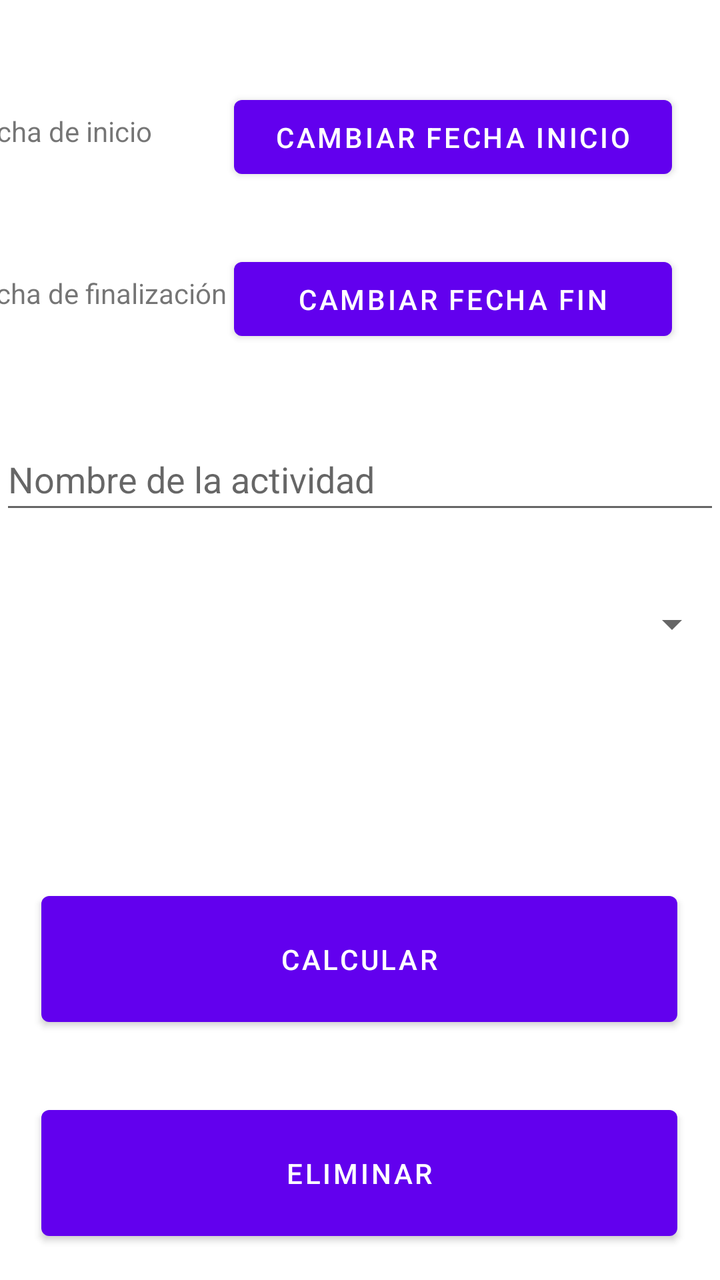
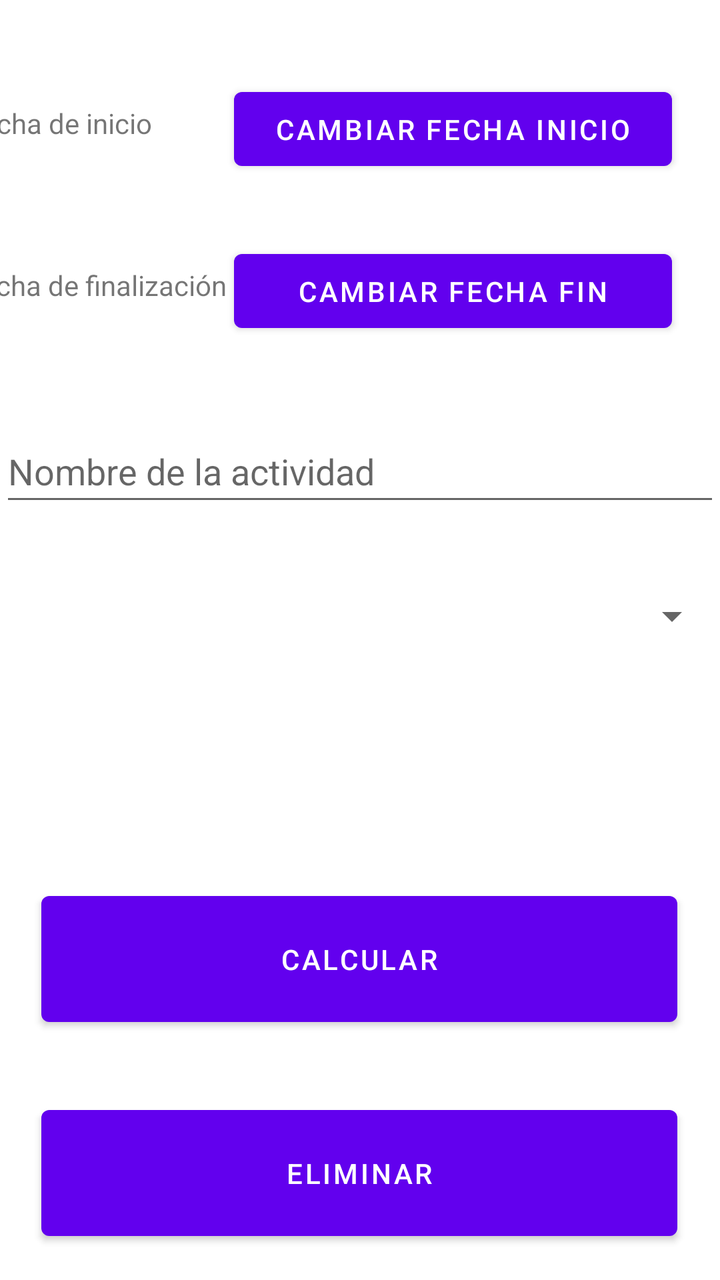

Two renders of the same Android screen: before a commit and after it. Below are the layout's source before the change and the commit's diff.
<!-- AndroidManifest.xml: application theme Theme.NiUnDiaGratis -->
<!-- res/layout/fragment_mod_actividad_seleccionada.xml -->
<?xml version="1.0" encoding="utf-8"?>
<androidx.constraintlayout.widget.ConstraintLayout xmlns:android="http://schemas.android.com/apk/res/android"
    xmlns:app="http://schemas.android.com/apk/res-auto"
    xmlns:tools="http://schemas.android.com/tools"
    android:layout_width="match_parent"
    android:layout_height="match_parent"
    tools:context=".ModActividadSeleccionadaFragment">



    <Spinner
        android:id="@+id/spinnerTipo08"
        android:layout_width="360dp"
        android:layout_height="52dp"
        android:layout_marginBottom="24dp"
        android:prompt="@string/spinner_tipo_dia"
        app:layout_constraintBottom_toTopOf="@+id/spinnerMo08"
        app:layout_constraintEnd_toEndOf="parent"
        app:layout_constraintHorizontal_bias="0.529"
        app:layout_constraintStart_toStartOf="parent" />

    <Button
        android:id="@+id/btnMod08"
        android:layout_width="318dp"
        android:layout_height="75dp"
        android:layout_marginBottom="32dp"
        android:text="@string/btn_calcular"
        app:layout_constraintBottom_toTopOf="@+id/btnDel08"
        app:layout_constraintEnd_toEndOf="parent"
        app:layout_constraintHorizontal_bias="0.494"
        app:layout_constraintStart_toStartOf="parent" />

    <Button
        android:id="@+id/btnDel08"
        android:layout_width="318dp"
        android:layout_height="75dp"
        android:layout_marginBottom="16dp"
        android:text="@string/btn_delete"
        app:layout_constraintBottom_toBottomOf="parent"
        app:layout_constraintEnd_toEndOf="parent"
        app:layout_constraintHorizontal_bias="0.494"
        app:layout_constraintStart_toStartOf="parent" />

    <EditText
        android:id="@+id/editTextNombre08"
        android:layout_width="360dp"
        android:layout_height="48dp"
        android:layout_marginBottom="24dp"
        android:hint="Nombre de la actividad"
        android:minHeight="48dp"
        app:layout_constraintBottom_toTopOf="@+id/spinnerTipo08"
        app:layout_constraintEnd_toEndOf="parent"
        app:layout_constraintHorizontal_bias="0.529"
        app:layout_constraintStart_toStartOf="parent" />

    <Button
        android:id="@+id/btnFechaIni08"
        android:layout_width="219dp"
        android:layout_height="49dp"
        android:layout_marginEnd="24dp"
        android:layout_marginBottom="32dp"
        android:text="Cambiar fecha inicio"
        app:layout_constraintBottom_toTopOf="@+id/btnFechaFin08"
        app:layout_constraintEnd_toEndOf="parent" />

    <TextView
        android:id="@+id/textViewFechaInicioAnt08"
        android:layout_width="137dp"
        android:layout_height="25dp"
        android:layout_marginBottom="56dp"
        android:text="@string/txtvw_fecha_inicio"
        app:layout_constraintBottom_toTopOf="@+id/textViewFechaFinAnt08"
        app:layout_constraintEnd_toStartOf="@+id/btnFechaIni08"
        app:layout_constraintHorizontal_bias="0.851"
        app:layout_constraintStart_toStartOf="parent" />

    <Button
        android:id="@+id/btnFechaFin08"
        android:layout_width="219dp"
        android:layout_height="49dp"
        android:layout_marginEnd="24dp"
        android:layout_marginBottom="40dp"
        android:text="Cambiar fecha fin"
        app:layout_constraintBottom_toTopOf="@+id/editTextNombre08"
        app:layout_constraintEnd_toEndOf="parent" />

    <TextView
        android:id="@+id/textViewFechaFinAnt08"
        android:layout_width="137dp"
        android:layout_height="25dp"
        android:layout_marginBottom="52dp"
        android:text="@string/txtvw_fecha_fin"
        app:layout_constraintBottom_toTopOf="@+id/editTextNombre08"
        app:layout_constraintEnd_toStartOf="@+id/btnFechaFin08"
        app:layout_constraintHorizontal_bias="0.87"
        app:layout_constraintStart_toStartOf="parent" />

    <Spinner
        android:id="@+id/spinnerMo08"
        android:layout_width="157dp"
        android:layout_height="52dp"
        android:layout_marginBottom="28dp"
        android:visibility="invisible"
        app:layout_constraintBottom_toTopOf="@+id/btnMod08"
        app:layout_constraintEnd_toEndOf="parent"
        app:layout_constraintStart_toStartOf="parent" />

</androidx.constraintlayout.widget.ConstraintLayout>
<!-- resources referenced by this layout -->
<resources>
  <string name="btn_calcular">Calcular</string>
  <string name="btn_delete">Eliminar</string>
  <string name="spinner_tipo_dia">Seleccionar el tipo de día</string>
  <string name="txtvw_fecha_fin">Fecha de finalización</string>
  <string name="txtvw_fecha_inicio">Fecha de inicio</string>
  <style name="Theme.NiUnDiaGratis" parent="Theme.MaterialComponents.DayNight.DarkActionBar">
          
          <item name="colorPrimary">@color/purple_500</item>
          <item name="colorPrimaryVariant">@color/purple_700</item>
          <item name="colorOnPrimary">@color/white</item>
          
          <item name="colorSecondary">@color/teal_200</item>
          <item name="colorSecondaryVariant">@color/teal_700</item>
          <item name="colorOnSecondary">@color/black</item>
          
          <item name="android:statusBarColor">?attr/colorPrimaryVariant</item>
          
      </style>
  <color name="purple_500">#FF6200EE</color>
  <color name="purple_700">#FF3700B3</color>
  <color name="white">#FFFFFFFF</color>
  <color name="teal_200">#FF03DAC5</color>
  <color name="teal_700">#FF018786</color>
  <color name="black">#FF000000</color>
</resources>

<!-- the commit's change to res/layout/fragment_mod_actividad_seleccionada.xml (unified diff, before → after) -->
@@ -5,7 +5,6 @@
     android:layout_width="match_parent"
     android:layout_height="match_parent"
     tools:context=".ModActividadSeleccionadaFragment">
-
 
 
     <Spinner
@@ -99,10 +98,24 @@
         android:id="@+id/spinnerMo08"
         android:layout_width="157dp"
         android:layout_height="52dp"
-        android:layout_marginBottom="28dp"
+        android:layout_marginBottom="32dp"
         android:visibility="invisible"
         app:layout_constraintBottom_toTopOf="@+id/btnMod08"
         app:layout_constraintEnd_toEndOf="parent"
+        app:layout_constraintHorizontal_bias="0.814"
+        app:layout_constraintStart_toStartOf="parent" />
+
+    <TextView
+        android:id="@+id/txtvwDiasPu08"
+        android:layout_width="145dp"
+        android:layout_height="52dp"
+        android:layout_marginBottom="32dp"
+        android:text="@string/txt_dias_PU"
+        android:textSize="16sp"
+        android:visibility="invisible"
+        app:layout_constraintBottom_toTopOf="@+id/btnMod08"
+        app:layout_constraintEnd_toStartOf="@+id/spinnerMo08"
+        app:layout_constraintHorizontal_bias="0.741"
         app:layout_constraintStart_toStartOf="parent" />
 
 </androidx.constraintlayout.widget.ConstraintLayout>
<!-- resource entries referenced after the edit -->
@@ -3,6 +3,7 @@
   <string name="btn_calcular">Calcular</string>
   <string name="btn_delete">Eliminar</string>
   <string name="spinner_tipo_dia">Seleccionar el tipo de día</string>
+  <string name="txt_dias_PU">Días de otros permisos de unidad</string>
   <string name="txtvw_fecha_fin">Fecha de finalización</string>
   <string name="txtvw_fecha_inicio">Fecha de inicio</string>
   <style name="Theme.NiUnDiaGratis" parent="Theme.MaterialComponents.DayNight.DarkActionBar">
